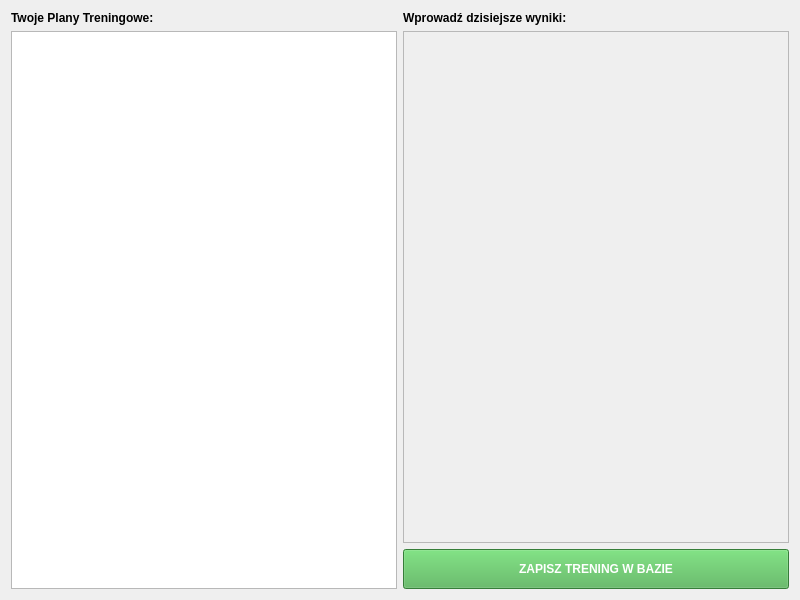
Old version of the form trainingview.ui in the repository jakubwrobel2003/projekt-silownia-qt.
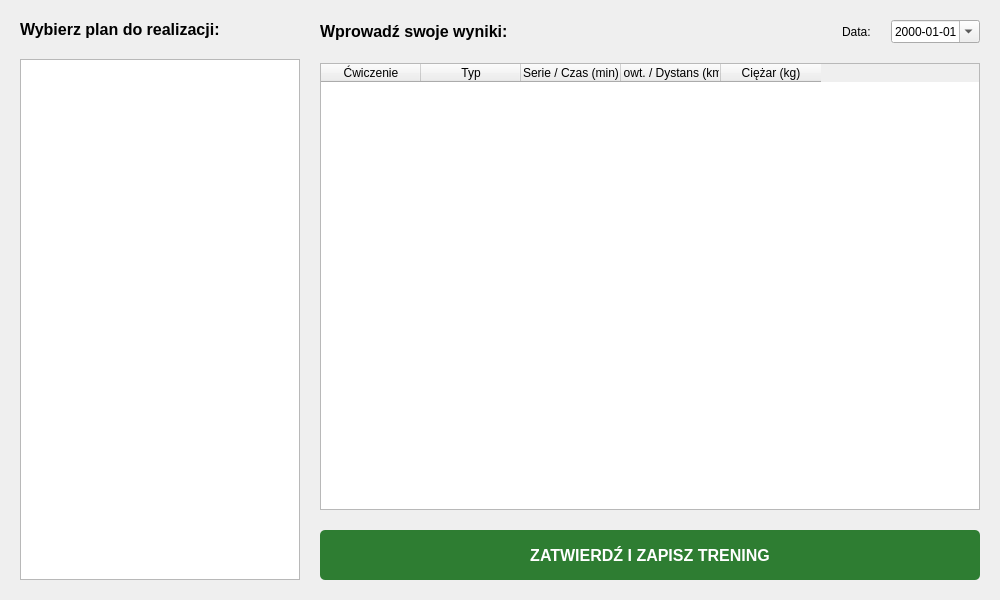
New version of the form.

Diff of the .ui file:
```diff
--- a/trainingview.ui
+++ b/trainingview.ui
@@ -6,63 +6,143 @@
    <rect>
     <x>0</x>
     <y>0</y>
-    <width>800</width>
+    <width>1000</width>
     <height>600</height>
    </rect>
   </property>
-  <property name="windowTitle">
-   <string>Wykonaj Trening</string>
-  </property>
-  <layout class="QHBoxLayout" name="mainLayout">
+  <layout class="QHBoxLayout" name="horizontalLayout">
+   <property name="spacing">
+    <number>20</number>
+   </property>
+   <property name="leftMargin">
+    <number>20</number>
+   </property>
+   <property name="topMargin">
+    <number>20</number>
+   </property>
+   <property name="rightMargin">
+    <number>20</number>
+   </property>
+   <property name="bottomMargin">
+    <number>20</number>
+   </property>
    <item>
-    <layout class="QVBoxLayout" name="leftPanel">
+    <layout class="QVBoxLayout" name="leftLayout">
      <item>
       <widget class="QLabel" name="label">
        <property name="font">
         <font>
+         <pointsize>12</pointsize>
          <bold>true</bold>
         </font>
        </property>
        <property name="text">
-        <string>Twoje Plany Treningowe:</string>
+        <string>Wybierz plan do realizacji:</string>
        </property>
       </widget>
      </item>
      <item>
-      <widget class="QListWidget" name="listWorkouts"/>
+      <widget class="QListWidget" name="listWorkouts">
+       <property name="maximumSize">
+        <size>
+         <width>280</width>
+         <height>16777215</height>
+        </size>
+       </property>
+       <property name="font">
+        <font>
+         <pointsize>11</pointsize>
+        </font>
+       </property>
+      </widget>
      </item>
     </layout>
    </item>
    <item>
-    <layout class="QVBoxLayout" name="rightPanel">
+    <layout class="QVBoxLayout" name="rightLayout">
      <item>
-      <widget class="QLabel" name="lblFormTitle">
-       <property name="font">
-        <font>
-         <bold>true</bold>
-        </font>
-       </property>
-       <property name="text">
-        <string>Wprowadź dzisiejsze wyniki:</string>
-       </property>
-      </widget>
+      <layout class="QHBoxLayout" name="headerRight">
+       <item>
+        <widget class="QLabel" name="labelDetails">
+         <property name="font">
+          <font>
+           <pointsize>12</pointsize>
+           <bold>true</bold>
+          </font>
+         </property>
+         <property name="text">
+          <string>Wprowadź swoje wyniki:</string>
+         </property>
+        </widget>
+       </item>
+       <item>
+        <spacer name="horizontalSpacer">
+         <property name="orientation">
+          <enum>Qt::Orientation::Horizontal</enum>
+         </property>
+         <property name="sizeHint" stdset="0">
+          <size>
+           <width>0</width>
+           <height>0</height>
+          </size>
+         </property>
+        </spacer>
+       </item>
+       <item>
+        <widget class="QLabel" name="lblDate">
+         <property name="text">
+          <string>Data:</string>
+         </property>
+        </widget>
+       </item>
+       <item>
+        <widget class="QDateEdit" name="dateEdit">
+         <property name="displayFormat">
+          <string>yyyy-MM-dd</string>
+         </property>
+         <property name="calendarPopup">
+          <bool>true</bool>
+         </property>
+        </widget>
+       </item>
+      </layout>
      </item>
      <item>
-      <widget class="QScrollArea" name="scrollArea">
-       <property name="widgetResizable">
+      <widget class="QTableWidget" name="tableDetails">
+       <property name="alternatingRowColors">
         <bool>true</bool>
        </property>
-       <widget class="QWidget" name="scrollAreaWidgetContents">
-        <property name="geometry">
-         <rect>
-          <x>0</x>
-          <y>0</y>
-          <width>98</width>
-          <height>28</height>
-         </rect>
+       <property name="selectionMode">
+        <enum>QAbstractItemView::SelectionMode::NoSelection</enum>
+       </property>
+       <property name="columnCount">
+        <number>5</number>
+       </property>
+       <column>
+        <property name="text">
+         <string>Ćwiczenie</string>
         </property>
-        <layout class="QVBoxLayout" name="dynamicExerciseLayout"/>
-       </widget>
+       </column>
+       <column>
+        <property name="text">
+         <string>Typ</string>
+        </property>
+       </column>
+       <column>
+        <property name="text">
+         <string>Serie / Czas (min)</string>
+        </property>
+       </column>
+       <column>
+        <property name="text">
+         <string>Powt. / Dystans (km)</string>
+        </property>
+       </column>
+       <column>
+        <property name="text">
+         <string>Ciężar (kg)</string>
+        </property>
+       </column>
       </widget>
      </item>
      <item>
@@ -70,14 +150,23 @@
        <property name="minimumSize">
         <size>
          <width>0</width>
-         <height>40</height>
+         <height>50</height>
         </size>
        </property>
+       <property name="font">
+        <font>
+         <pointsize>12</pointsize>
+         <bold>true</bold>
+        </font>
+       </property>
+       <property name="cursor">
+        <cursorShape>PointingHandCursor</cursorShape>
+       </property>
        <property name="styleSheet">
-        <string notr="true">background-color: #4CAF50; color: white; font-weight: bold;</string>
+        <string notr="true">background-color: #2E7D32; color: white; border-radius: 5px;</string>
        </property>
        <property name="text">
-        <string>ZAPISZ TRENING W BAZIE</string>
+        <string>ZATWIERDŹ I ZAPISZ TRENING</string>
        </property>
       </widget>
      </item>
```
Left out of the diff: 2 changed lines with no effect on the pictures.
